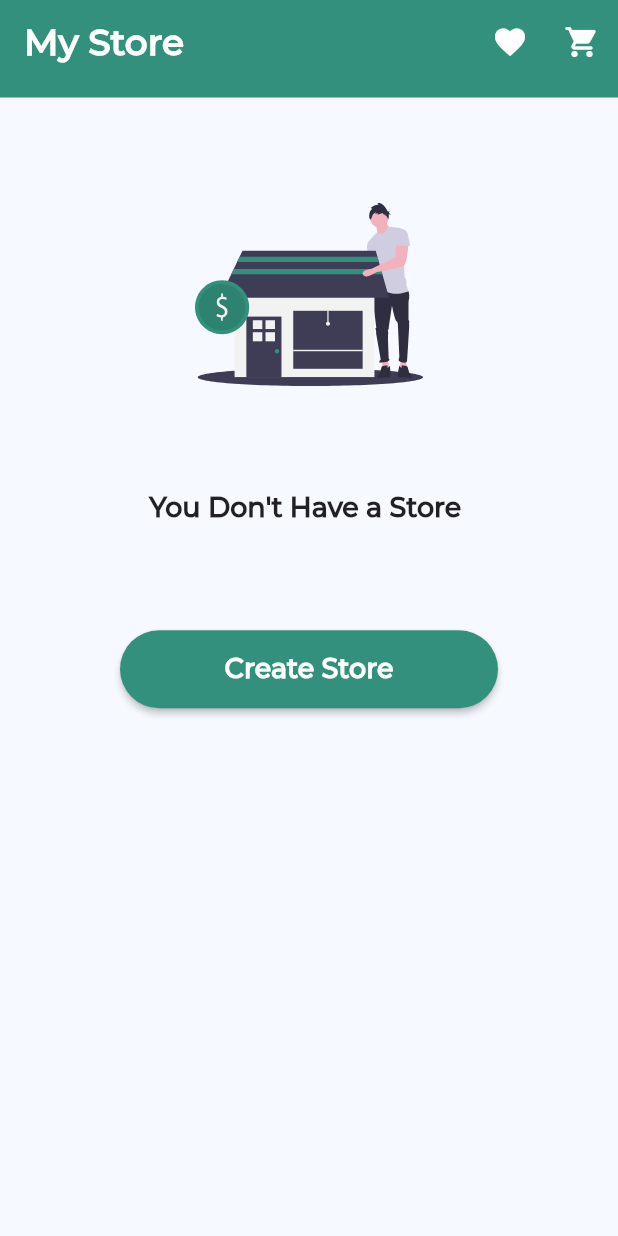
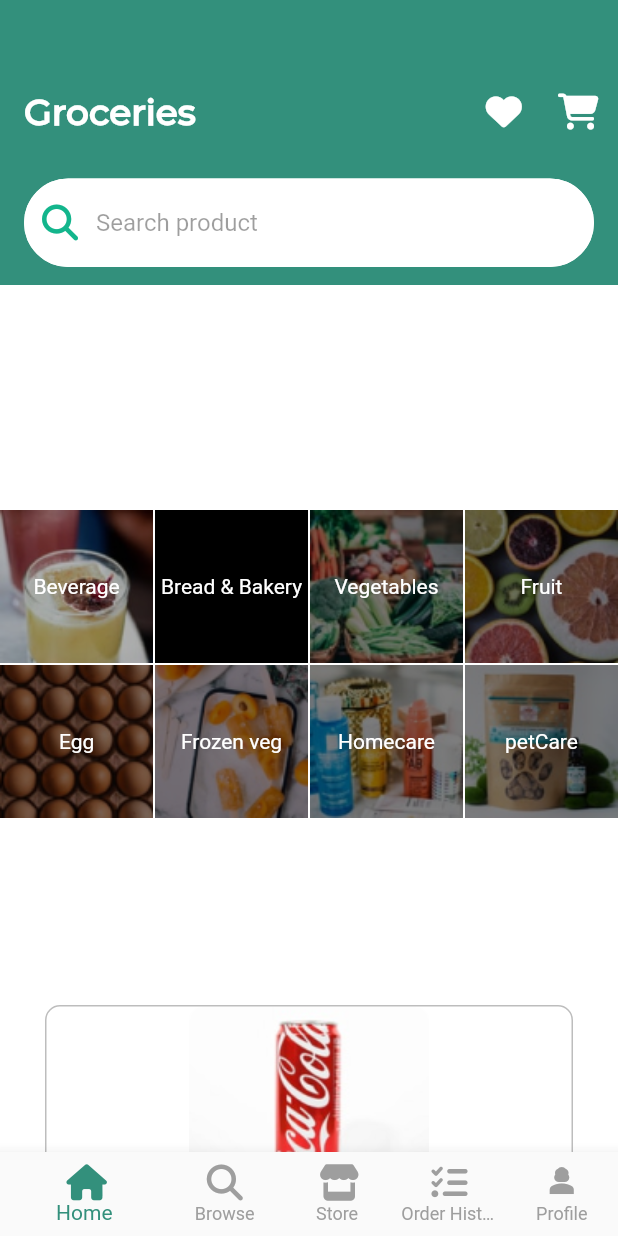
Before and after one commit to HusseinSalem17/TradlyApp, a Flutter app: the screen it shows after launch, on a phone screen of 412 x 824 dp. Run offline on Flutter 3.47's test engine with Material 2 defaults, Android fonts, the phone set to English and light mode, and no system bars; our stand-ins replace bloc, dartz, dio, equatable, flutter_bloc, flutter_svg and 3 more.

Commit message:
refactor home screen

```diff
--- a/lib/core/data_helper/menu_bar_data.dart
+++ b/lib/core/data_helper/menu_bar_data.dart
@@ -10,11 +10,11 @@ final List<CategoryModel> categoryModel = [
     category: 'Bread & Bakery',
   ),
   CategoryModel(
-    imageURL: 'assets/images/menu/Vegetables.png',
+    imageURL: 'assets/images/menu/vegatables.png',
     category: 'Vegetables',
   ),
   CategoryModel(
-    imageURL: 'assets/images/menu/fruit.png',
+    imageURL: 'assets/images/menu/Fruit.png',
     category: 'Fruit',
   ),
   CategoryModel(
--- a/lib/features/auth_feature/presentation/views/login_screen.dart
+++ b/lib/features/auth_feature/presentation/views/login_screen.dart
@@ -7,7 +7,7 @@ import 'package:tradly_app/features/auth_feature/presentation/views/signup_scree
 import 'package:tradly_app/features/auth_feature/presentation/views/widgets/registration_custom_button.dart';
 import 'package:uuid/uuid.dart';
 
-import '../../../home_feature/presentation/views/home_screen.dart';
+import '../../../home_feature/presentation/views/home_body.dart';
 import '../../data/models/auth/auth.dart';
 import '../../data/models/auth/user.dart';
 import 'widgets/custom_text_field.dart';
--- a/lib/features/auth_feature/presentation/views/verify_screen.dart
+++ b/lib/features/auth_feature/presentation/views/verify_screen.dart
@@ -6,7 +6,7 @@ import 'package:tradly_app/core/widgets/custom_botton.dart';
 import 'package:tradly_app/features/auth_feature/data/models/request_verify/request_verify.dart';
 import 'package:tradly_app/features/auth_feature/presentation/manager/verify_cubit/verify_cubit.dart';
 import 'package:tradly_app/features/auth_feature/presentation/views/widgets/custom_pin_code.dart';
-import 'package:tradly_app/features/home_feature/presentation/views/home_screen.dart';
+import 'package:tradly_app/features/home_feature/presentation/views/home_body.dart';
 
 import '../../../../core/widgets/custom_error_widget.dart';
 import '../../../../core/widgets/custom_loading_indicator.dart';
--- /dev/null
+++ b/lib/features/home_feature/presentation/views/home_body.dart
@@ -0,0 +1,62 @@
+import 'package:flutter/material.dart';
+import 'package:tradly_app/features/home_feature/presentation/views/widgets/menu_bar.dart';
+import 'package:tradly_app/core/models/product_model.dart';
+import 'package:tradly_app/core/widgets/custom_app_bar.dart';
+import 'package:tradly_app/features/home_feature/presentation/views/widgets/product_list_view.dart';
+
+class HomeScreen extends StatelessWidget {
+  static const routeName = '/home-screen';
+
+  const HomeScreen({super.key});
+
+  @override
+  Widget build(BuildContext context) {
+    return const Scaffold(
+      backgroundColor: Colors.white,
+      body: BodyHome(),
+    );
+  }
+}
+
+class BodyHome extends StatelessWidget {
+  const BodyHome({
+    super.key,
+  });
+
+  @override
+  Widget build(BuildContext context) {
+    return SafeArea(
+      child: CustomScrollView(
+        slivers: [
+          SliverToBoxAdapter(
+            child: Column(
+              children: [
+                const CustomAppBar(),
+                Container(height: 150),
+                const CustomMenuBar(),
+              ],
+            ),
+          ),
+          const SliverToBoxAdapter(
+            child: ProductsListView()
+          ),
+        ],
+      ),
+    );
+  }
+}
+
+
+
+ProductModel model = ProductModel(
+    image: 'assets/images/coca_Cola.png',
+    name: 'Coca Cola',
+    price: '25',
+    store: 'Tradly',
+    description:
+        'Lorem ipsum dolor sit amet, consectetur adipiscing elit. Lobortis cras placerat diam ipsum ut. Nisi vel adipiscing massa bibendum diam. Suspendisse mattis dui maecenas duis mattis. Mattis aliquam at arcu, semper nunc, venenatis et pellentesque eu. Id tristique maecenas tristique habitasse eu elementum sed. Aliquam eget lacus, arcu, adipiscing eget feugiat in dolor sagittis.Non commodo, a justo massa porttitor sed placerat in. Orci tristique etiam tempus sed. Mi varius morbi egestas dictum tempor nisl. In ',
+    condition: 'Organic',
+    priceType: 'Fixed',
+    category: 'Beverages',
+    location: 'Kualalumpur, Malaysia',
+    deliveryDetails: 'Home Delivery Available, Cash On Delivery');
--- a/lib/features/home_feature/presentation/views/home_screen.dart
+++ b/lib/features/home_feature/presentation/views/home_screen.dart
@@ -1,34 +1,84 @@
 import 'package:flutter/material.dart';
-import 'package:tradly_app/features/home_feature/presentation/views/widgets/menu_bar.dart';
-import 'package:tradly_app/features/home_feature/presentation/views/widgets/navigation_bar.dart';
-import 'package:tradly_app/features/home_feature/presentation/views/widgets/product_home_container.dart';
-import 'package:tradly_app/core/models/product_model.dart';
-import 'package:tradly_app/core/widgets/custom_app_bar.dart';
+import 'package:font_awesome_flutter/font_awesome_flutter.dart';
+import 'package:tradly_app/core/utils/colors.dart';
+import 'package:tradly_app/features/Order_history_feature/order_history_view.dart';
+import 'package:tradly_app/features/Profile/profle.dart';
+import 'package:tradly_app/features/browse_feature/browse_view.dart';
+import 'package:tradly_app/features/home_feature/presentation/views/home_body.dart';
 
-class HomeScreen extends StatelessWidget {
+
+import '../../../../core/models/product_model.dart';
+import '../../../store_feature/presentation/views/store_screen.dart';
+
+class MyHomePage extends StatefulWidget {
   static const routeName = '/home-screen';
 
-  const HomeScreen({super.key});
+  const MyHomePage({super.key});
+
+  @override
+  State<MyHomePage> createState() => _MyHomePageState();
+}
+
+class _MyHomePageState extends State<MyHomePage> {
+  int _currentIndex = 0;
+  final List<Widget> _pages = [
+    const HomeScreen(),
+    const BrowseView(),
+    const StoreScreen(),
+    const OrderHistory(),
+    const UserProfile(),
+  ];
+  void _onItemTapped(int index) {
+    setState(() {
+      _currentIndex = index;
+    });
+  }
 
   @override
   Widget build(BuildContext context) {
     return Scaffold(
-        backgroundColor: Colors.white,
-        body: Column(
-          children: [
-            const CustomAppBar(),
-            Expanded(
-              child: ListView(children: [
-                Container(height: 150),
-                const CustomMenuBar(),
-                HomeContainer(title: 'New Products', model: model),
-              ]),
+      backgroundColor: AssetsColors.kPrimaryColor,
+      body: _pages[_currentIndex],
+      bottomNavigationBar: BottomNavigationBar(
+        items: const <BottomNavigationBarItem>[
+          BottomNavigationBarItem(
+            icon: Icon(
+              FontAwesomeIcons.house,
             ),
-            const Align(
-                alignment: FractionalOffset.bottomCenter,
-                child: CustomNavigationBar()),
-          ],
-        ));
+            label: 'Home',
+          ),
+          BottomNavigationBarItem(
+            icon: Icon(
+              FontAwesomeIcons.magnifyingGlass,
+            ),
+            label: 'Browse',
+          ),
+          BottomNavigationBarItem(
+            icon: Icon(
+              FontAwesomeIcons.store,
+            ),
+            label: 'Store',
+          ),
+          BottomNavigationBarItem(
+            icon: Icon(
+              FontAwesomeIcons.listCheck,
+            ),
+            label: 'Order History',
+          ),
+          BottomNavigationBarItem(
+            icon: Icon(
+              Icons.person_3_sharp,
+            ),
+            label: 'Profile',
+          ),
+        ],
+        currentIndex: _currentIndex, // Highlight the current item
+        onTap: _onItemTapped, // Handle the selection
+        fixedColor: AssetsColors.kSecondaryColor,
+        unselectedItemColor: Colors.grey,
+        showUnselectedLabels: true,
+      ),
+    );
   }
 }
 
--- a/lib/features/home_feature/presentation/views/widgets/category_icon.dart
+++ b/lib/features/home_feature/presentation/views/widgets/category_icon.dart
@@ -9,17 +9,19 @@ class CategoryIcon extends StatelessWidget {
   @override
   Widget build(BuildContext context) {
     return Stack(
-      fit: StackFit.passthrough,
+      fit: StackFit.expand,
       children: [
         Image.asset(
           model.imageURL,
-          fit: BoxFit.cover,
+          fit: BoxFit.contain,
         ),
         Center(
-          child: Text(model.category,
-              style: const TextStyle(
-                color: Colors.white,
-              )),
+          child: Text(
+            model.category,
+            style: const TextStyle(
+              color: Colors.white,
+            ),
+          ),
         ),
       ],
     );
--- a/lib/features/home_feature/presentation/views/widgets/menu_bar.dart
+++ b/lib/features/home_feature/presentation/views/widgets/menu_bar.dart
@@ -8,15 +8,12 @@ class CustomMenuBar extends StatelessWidget {
 
   @override
   Widget build(BuildContext context) {
-    return Padding(
-      padding: const EdgeInsets.all(5),
-      child: Expanded(
-        child: SizedBox(
-          height: 200,
+    return SizedBox(
+      height: 300,
       child: GridView.count(
         physics: const NeverScrollableScrollPhysics(),
         crossAxisCount: 4,
-            crossAxisSpacing: 1,
+        crossAxisSpacing: 1.2,
         mainAxisSpacing: 1,
         children: List.generate(
           8,
@@ -25,8 +22,6 @@ class CustomMenuBar extends StatelessWidget {
           ),
         ),
       ),
-        ),
-      ),
     );
   }
 }
--- a/lib/features/home_feature/presentation/views/widgets/product_cart.dart
+++ b/lib/features/home_feature/presentation/views/widgets/product_cart.dart
@@ -5,49 +5,55 @@ import '../../../../../core/utils/colors.dart';
 
 class ProductCard extends StatelessWidget {
   const ProductCard({super.key, required this.model});
+
   final ProductModel model;
+
   @override
   Widget build(BuildContext context) {
     return Padding(
-      padding: const EdgeInsets.all(8.0),
+      padding: const EdgeInsets.all(20),
       child: Container(
         height: 220,
-        width: MediaQuery.of(context).size.width / 2.5,
+        width: 100,
         decoration: BoxDecoration(
           border: Border.all(color: Colors.black26),
-          borderRadius: BorderRadius.circular(16),
+          borderRadius: BorderRadius.circular(10),
         ),
         child: Column(
           crossAxisAlignment: CrossAxisAlignment.center,
           children: [
             Image.asset(
               model.image,
+              fit: BoxFit.scaleDown,
             ),
             const Spacer(
               flex: 1,
             ),
-            Text(model.name,
-                textAlign: TextAlign.start,
-                style: const TextStyle(
-                    fontFamily: 'Montserrat',
-                    fontSize: 20,
-                    color: Colors.black)),
+            Text(
+              model.name,
+              textAlign: TextAlign.start,
+              style: const TextStyle(
+                fontFamily: 'Montserrat',
+                fontSize: 20,
+                color: Colors.black,
+              ),
+            ),
             const Spacer(
               flex: 1,
             ),
             Row(
               children: [
-                const Spacer(flex: 1),
+                //const Spacer(flex: 1),
                 SvgPicture.asset('assets/images/storeLogo.svg',
                     height: 30, width: 30),
-                const Spacer(flex: 1),
+                //const Spacer(flex: 1),
                 Text(model.store,
                     style: const TextStyle(
                         fontFamily: 'Montserrat',
                         fontSize: 16,
                         fontWeight: FontWeight.w400,
                         color: Colors.black45)),
-                const Spacer(flex: 5),
+                //const Spacer(flex: 5),
                 Text(
                   '\$ ${model.price}',
                   style: const TextStyle(
@@ -57,7 +63,7 @@ class ProductCard extends StatelessWidget {
                     color: AssetsColors.kSecondaryColor,
                   ),
                 ),
-                const Spacer(flex: 1),
+                //const Spacer(flex: 1),
               ],
             ),
             const Spacer(
--- /dev/null
+++ b/lib/features/home_feature/presentation/views/widgets/product_list_view.dart
@@ -0,0 +1,25 @@
+import 'package:flutter/material.dart';
+import 'package:tradly_app/features/home_feature/presentation/views/widgets/product_cart.dart';
+
+import '../home_body.dart';
+
+class ProductsListView extends StatelessWidget {
+  const ProductsListView({
+    super.key,
+  });
+
+  @override
+  Widget build(BuildContext context) {
+    return ListView.builder(
+        itemCount: 20,
+        physics: const NeverScrollableScrollPhysics(),
+        //scrollDirection: Axis.horizontal,
+        shrinkWrap: true,
+        itemBuilder: (BuildContext context, int index) {
+          return Padding(
+            padding: const EdgeInsets.all(10),
+            child: ProductCard(model: model),
+          );
+        });
+  }
+}
--- a/lib/routes.dart
+++ b/lib/routes.dart
@@ -1,14 +1,13 @@
 import 'package:flutter/material.dart';
 import 'package:tradly_app/features/auth_feature/presentation/views/verify_screen.dart';
-import 'package:tradly_app/features/home_feature/presentation/views/home_screen.dart';
-import 'package:tradly_app/features/home_feature/presentation/views/home_view.dart';
+import 'package:tradly_app/features/home_feature/presentation/views/home_body.dart';
 import 'package:tradly_app/features/onboarding_screen/presentation/views/onBoardviews.dart';
 import 'package:tradly_app/features/onboarding_screen/presentation/views/splash_screen.dart';
 import 'package:tradly_app/features/store_feature/presentation/views/create_store_screen.dart';
 
 import 'features/auth_feature/presentation/views/login_screen.dart';
 import 'features/auth_feature/presentation/views/signup_screen.dart';
-import 'features/home_feature/presentation/views/my_home_screen.dart';
+import 'features/home_feature/presentation/views/home_screen.dart';
 import 'features/store_feature/presentation/views/store_screen.dart';
 
 Route<dynamic> generateRoute(RouteSettings settings) {
@@ -22,7 +21,7 @@ Route<dynamic> generateRoute(RouteSettings settings) {
 //----- Main Routing -----
     case '/':
       return MaterialPageRoute(
-        builder: (context) => const StoreScreen(),
+        builder: (context) => const MyHomePage(),
       );
 
 //----- Auth Routing -----
```
Also changed, not shown: lib/features/home_feature/presentation/views/home_view.dart (deleted, +0 -130 lines), lib/features/home_feature/presentation/views/my_home_screen.dart (deleted, +0 -95 lines), lib/features/home_feature/presentation/views/widgets/navigation_bar.dart (deleted, +0 -51 lines), lib/features/home_feature/presentation/views/widgets/product_home_container.dart (+18 -12 lines), assets/images/slider_images/s1.jpg (added), assets/images/slider_images/s2.jpg (added), assets/images/slider_images/s3.jpg (added). Lines whose indentation alone changed are shown as unchanged.
